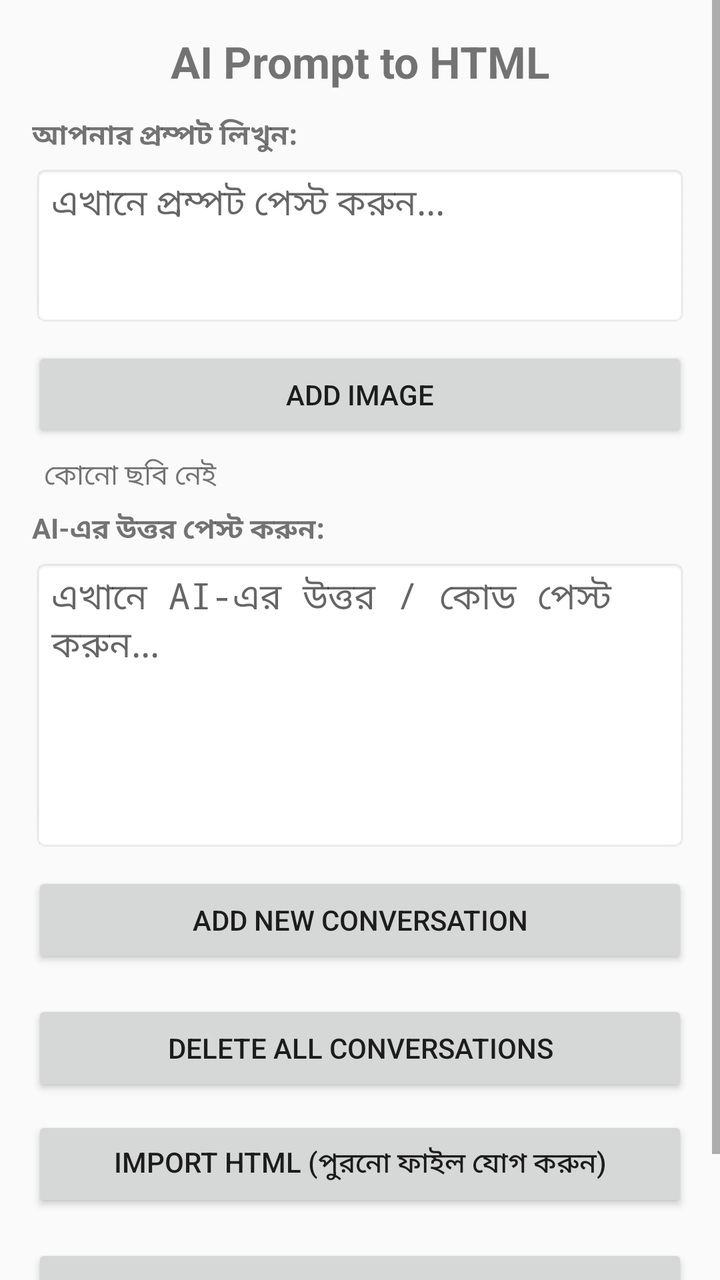
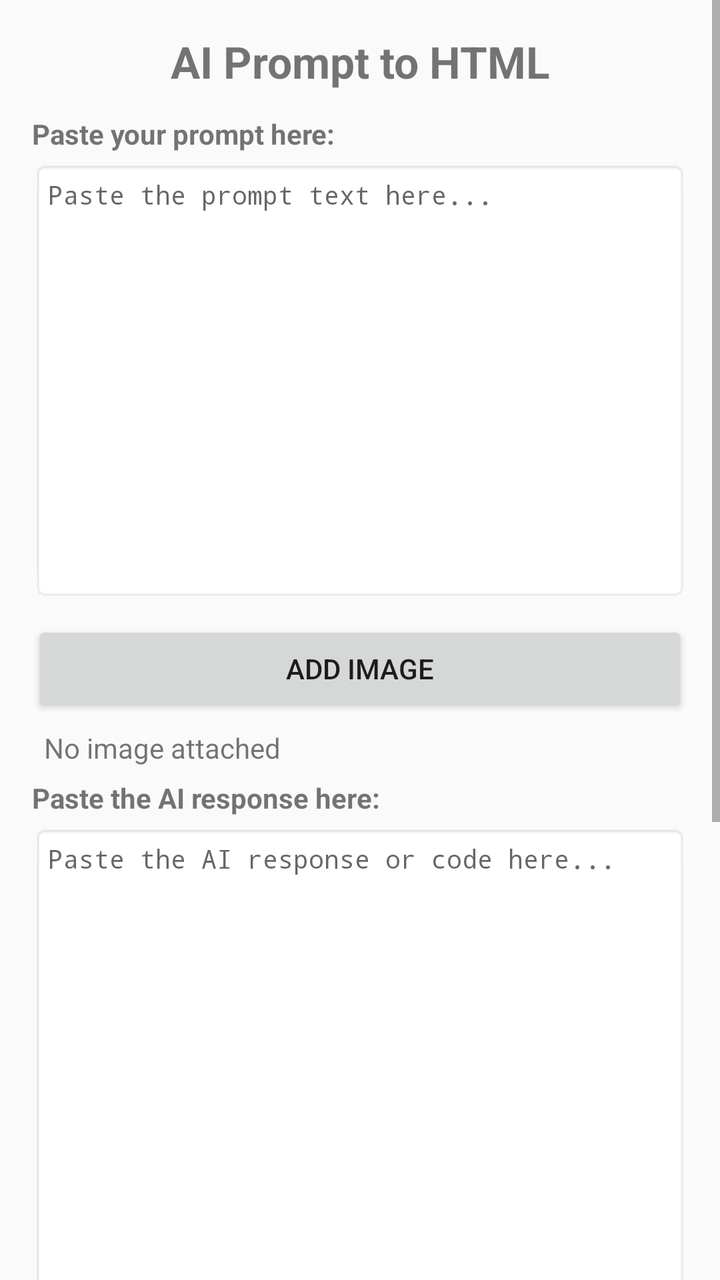

Compare the two renders of this Android layout. The source of the first and the diff that turns it into the second are given below.
<!-- AndroidManifest.xml: application theme AppTheme -->
<!-- res/layout/activity_main.xml -->
<?xml version="1.0" encoding="utf-8"?>
<ScrollView xmlns:android="http://schemas.android.com/apk/res/android"
    android:id="@+id/rootScroll"
    android:layout_width="match_parent"
    android:layout_height="match_parent"
    android:fillViewport="true">

    <LinearLayout
        android:layout_width="match_parent"
        android:layout_height="wrap_content"
        android:orientation="vertical"
        android:padding="16dp">

        <TextView
            android:layout_width="match_parent"
            android:layout_height="wrap_content"
            android:text="AI Prompt to HTML"
            android:textSize="22sp"
            android:textStyle="bold"
            android:gravity="center"
            android:paddingBottom="12dp" />

        <TextView
            android:layout_width="match_parent"
            android:layout_height="wrap_content"
            android:text="আপনার প্রম্পট লিখুন:"
            android:textStyle="bold"
            android:paddingBottom="4dp" />

        <EditText
            android:id="@+id/promptInput"
            android:layout_width="match_parent"
            android:layout_height="wrap_content"
            android:minLines="3"
            android:gravity="top"
            android:hint="এখানে প্রম্পট পেস্ট করুন..."
            android:background="@android:drawable/editbox_background"
            android:inputType="textMultiLine"
            android:scrollbars="vertical" />

        <Button
            android:id="@+id/addImageButton"
            android:layout_width="match_parent"
            android:layout_height="wrap_content"
            android:layout_marginTop="10dp"
            android:text="Add Image" />

        <TextView
            android:id="@+id/imageLabel"
            android:layout_width="match_parent"
            android:layout_height="wrap_content"
            android:text="কোনো ছবি নেই"
            android:padding="6dp" />

        <TextView
            android:layout_width="match_parent"
            android:layout_height="wrap_content"
            android:text="AI-এর উত্তর পেস্ট করুন:"
            android:textStyle="bold"
            android:paddingBottom="4dp" />

        <EditText
            android:id="@+id/responseInput"
            android:layout_width="match_parent"
            android:layout_height="wrap_content"
            android:minLines="6"
            android:gravity="top"
            android:hint="এখানে AI-এর উত্তর / কোড পেস্ট করুন..."
            android:fontFamily="monospace"
            android:background="@android:drawable/editbox_background"
            android:inputType="textMultiLine"
            android:scrollbars="vertical" />

        <Button
            android:id="@+id/addTurnButton"
            android:layout_width="match_parent"
            android:layout_height="wrap_content"
            android:layout_marginTop="10dp"
            android:text="Add New Conversation" />

        <Button
            android:id="@+id/cancelEditButton"
            android:layout_width="match_parent"
            android:layout_height="wrap_content"
            android:layout_marginTop="6dp"
            android:text="Cancel Editing"
            android:visibility="gone" />

        <LinearLayout
            android:id="@+id/turnsContainer"
            android:layout_width="match_parent"
            android:layout_height="wrap_content"
            android:orientation="vertical"
            android:paddingTop="6dp" />

        <Button
            android:id="@+id/deleteAllButton"
            android:layout_width="match_parent"
            android:layout_height="wrap_content"
            android:layout_marginTop="10dp"
            android:text="Delete All Conversations" />

        <Button
            android:id="@+id/importHtmlButton"
            android:layout_width="match_parent"
            android:layout_height="wrap_content"
            android:layout_marginTop="10dp"
            android:text="Import HTML (পুরনো ফাইল যোগ করুন)" />

        <Button
            android:id="@+id/generateHtmlButton"
            android:layout_width="match_parent"
            android:layout_height="wrap_content"
            android:layout_marginTop="16dp"
            android:layout_marginBottom="24dp"
            android:text="Generate HTML (AI Safe)" />

    </LinearLayout>
</ScrollView>
<!-- resources referenced by this layout -->
<resources>
  <style name="AppTheme" parent="android:Theme.Material.Light.DarkActionBar">
          <item name="android:colorPrimary">@color/primary</item>
          <item name="android:colorPrimaryDark">@color/primary_dark</item>
          <item name="android:colorAccent">@color/accent</item>
      </style>
  <color name="primary">#1565C0</color>
  <color name="primary_dark">#0D47A1</color>
  <color name="accent">#D32F2F</color>
</resources>

<!-- the commit's change to res/layout/activity_main.xml (unified diff, before → after) -->
@@ -23,20 +23,25 @@
         <TextView
             android:layout_width="match_parent"
             android:layout_height="wrap_content"
-            android:text="আপনার প্রম্পট লিখুন:"
+            android:text="Paste your prompt here:"
             android:textStyle="bold"
             android:paddingBottom="4dp" />
 
         <EditText
             android:id="@+id/promptInput"
             android:layout_width="match_parent"
-            android:layout_height="wrap_content"
-            android:minLines="3"
-            android:gravity="top"
-            android:hint="এখানে প্রম্পট পেস্ট করুন..."
+            android:layout_height="220dp"
+            android:gravity="top|start"
+            android:hint="Paste the prompt text here..."
             android:background="@android:drawable/editbox_background"
-            android:inputType="textMultiLine"
-            android:scrollbars="vertical" />
+            android:fontFamily="monospace"
+            android:textSize="13sp"
+            android:padding="8dp"
+            android:inputType="textMultiLine|textNoSuggestions"
+            android:importantForAutofill="no"
+            android:isScrollContainer="true"
+            android:scrollbars="vertical"
+            android:overScrollMode="ifContentScrolls" />
 
         <Button
             android:id="@+id/addImageButton"
@@ -49,27 +54,31 @@
             android:id="@+id/imageLabel"
             android:layout_width="match_parent"
             android:layout_height="wrap_content"
-            android:text="কোনো ছবি নেই"
+            android:text="No image attached"
             android:padding="6dp" />
 
         <TextView
             android:layout_width="match_parent"
             android:layout_height="wrap_content"
-            android:text="AI-এর উত্তর পেস্ট করুন:"
+            android:text="Paste the AI response here:"
             android:textStyle="bold"
             android:paddingBottom="4dp" />
 
         <EditText
             android:id="@+id/responseInput"
             android:layout_width="match_parent"
-            android:layout_height="wrap_content"
-            android:minLines="6"
-            android:gravity="top"
-            android:hint="এখানে AI-এর উত্তর / কোড পেস্ট করুন..."
+            android:layout_height="300dp"
+            android:gravity="top|start"
+            android:hint="Paste the AI response or code here..."
+            android:background="@android:drawable/editbox_background"
             android:fontFamily="monospace"
-            android:background="@android:drawable/editbox_background"
-            android:inputType="textMultiLine"
-            android:scrollbars="vertical" />
+            android:textSize="13sp"
+            android:padding="8dp"
+            android:inputType="textMultiLine|textNoSuggestions"
+            android:importantForAutofill="no"
+            android:isScrollContainer="true"
+            android:scrollbars="vertical"
+            android:overScrollMode="ifContentScrolls" />
 
         <Button
             android:id="@+id/addTurnButton"
@@ -105,7 +114,7 @@
             android:layout_width="match_parent"
             android:layout_height="wrap_content"
             android:layout_marginTop="10dp"
-            android:text="Import HTML (পুরনো ফাইল যোগ করুন)" />
+            android:text="Import HTML (add an old file)" />
 
         <Button
             android:id="@+id/generateHtmlButton"
@@ -116,4 +125,5 @@
             android:text="Generate HTML (AI Safe)" />
 
     </LinearLayout>
+
 </ScrollView>
